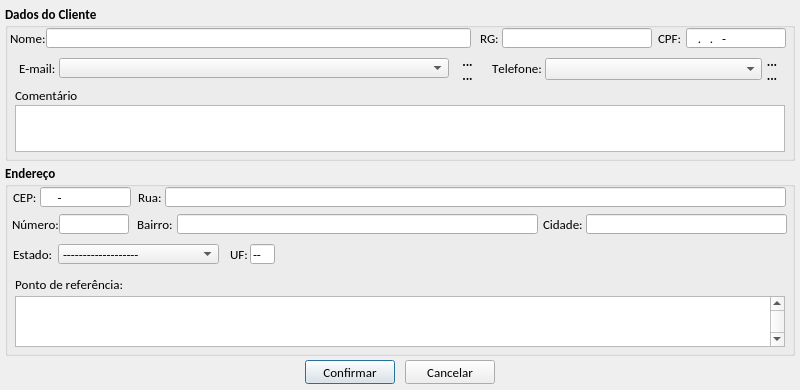
Old version of the form loja/tela_editar_cliente.ui in the repository jmessias1725/sexloja.
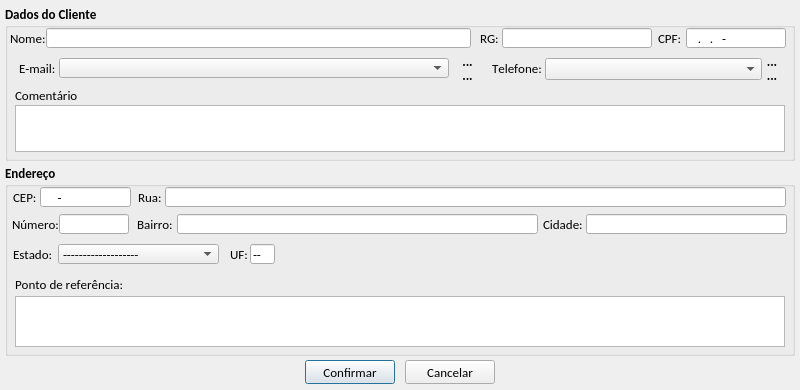
New version of the form. Icons and pictures are not drawn.

What changed in the file:
```diff
--- a/loja/tela_editar_cliente.ui
+++ b/loja/tela_editar_cliente.ui
@@ -414,7 +414,7 @@
      </font>
     </property>
     <property name="verticalScrollBarPolicy">
-     <enum>Qt::ScrollBarAlwaysOn</enum>
+     <enum>Qt::ScrollBarAsNeeded</enum>
     </property>
     <property name="readOnly">
      <bool>false</bool>
```
